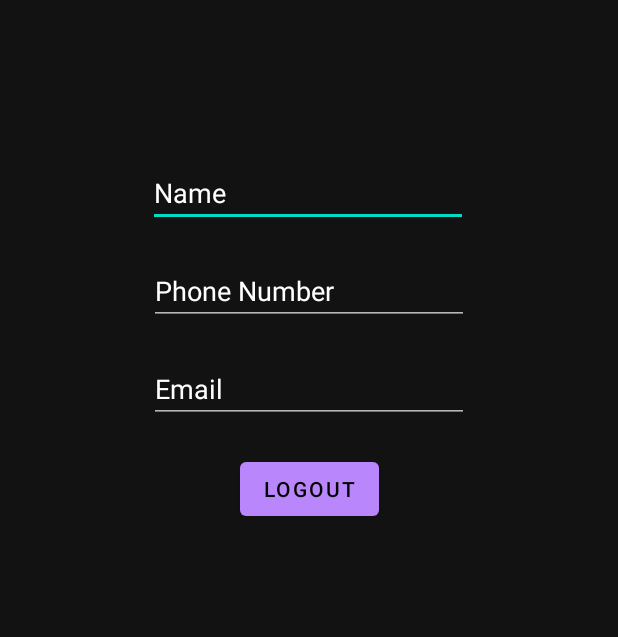
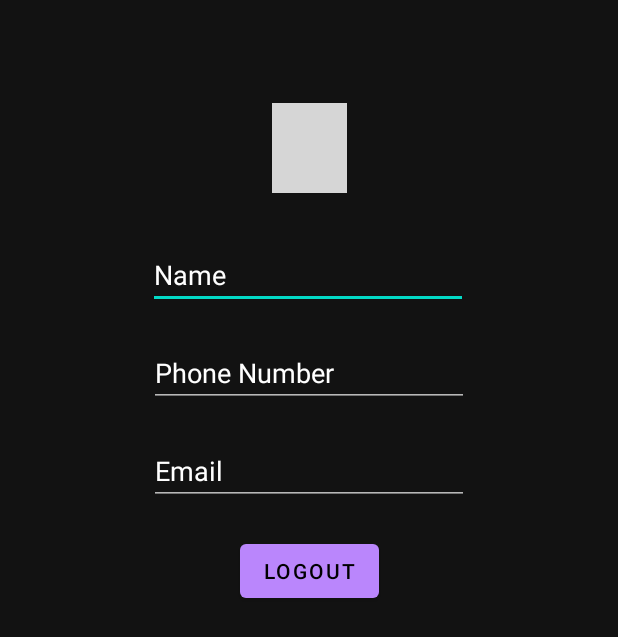
Before and after one commit to Dark-Knight11/MovieApp, an Android app: the Profile screen opened directly, with no data from a screen before it, on a phone screen of 412 x 824 dp. Shown: the top 637 px of the screen. Run offline under Robolectric (Android 15) with nearby library versions, the light colour scheme and no system bars; our stand-ins replace Firebase (no records; nobody signed in at launch, a user with empty details on screens opened directly); Roboto replaces fonts that are not available here; grey boxes are pictures that could not be loaded.

Commit message:
adding images

```diff
--- a/app/src/main/res/layout/activity_profile.xml
+++ b/app/src/main/res/layout/activity_profile.xml
@@ -20,9 +20,9 @@
 
         <ImageView
             android:id="@+id/imageView"
-            android:layout_width="wrap_content"
-            android:layout_height="wrap_content"
-            tools:srcCompat="@tools:sample/avatars"
+            android:layout_width="50dp"
+            android:layout_height="60dp"
+            android:src="@drawable/pfp"
             tools:ignore="ContentDescription" />
 
     </androidx.cardview.widget.CardView>
```
Also changed, not shown: app/src/main/res/drawable/wave_down.png (added), app/src/main/res/drawable/wave_upper.png (added), 1 other file.
